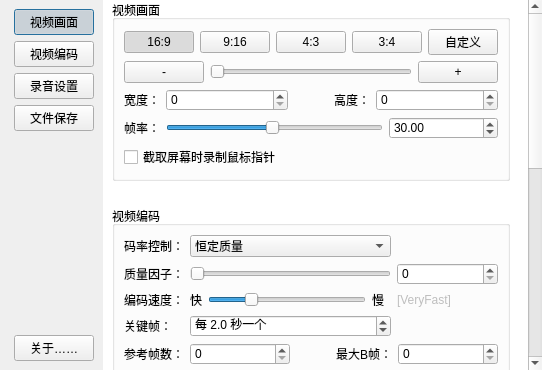
Qt form DialogSetting.ui (guee/GueeRecorder) before a commit.
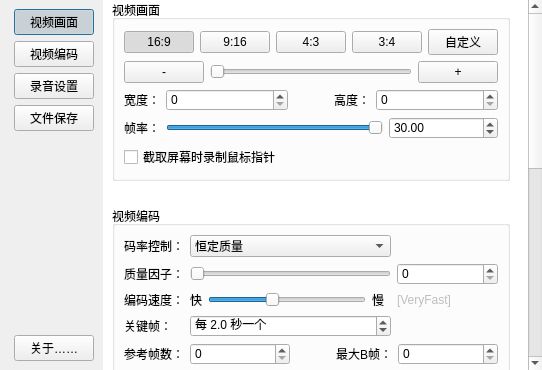
The same form after that commit. Custom widgets are drawn as their Qt base class.

```diff
--- a/DialogSetting.ui
+++ b/DialogSetting.ui
@@ -145,9 +145,9 @@
       <property name="geometry">
        <rect>
         <x>0</x>
-        <y>-179</y>
-        <width>425</width>
-        <height>903</height>
+        <y>-120</y>
+        <width>436</width>
+        <height>961</height>
        </rect>
       </property>
       <property name="sizePolicy">
@@ -376,7 +376,7 @@
                <number>1</number>
               </property>
               <property name="maximum">
-               <number>60</number>
+               <number>30</number>
               </property>
               <property name="value">
                <number>30</number>
@@ -581,7 +581,10 @@
 例如在超过&quot;Medium&quot;的设置之后，当画面快速变化时，i7等级的CPU也难以实时编码1080p@30fps。</string>
               </property>
               <property name="maximum">
-               <number>8</number>
+               <number>5</number>
+              </property>
+              <property name="singleStep">
+               <number>1</number>
               </property>
               <property name="pageStep">
                <number>2</number>
```
Left out of the diff: 3 changed lines with no effect on the pictures.
